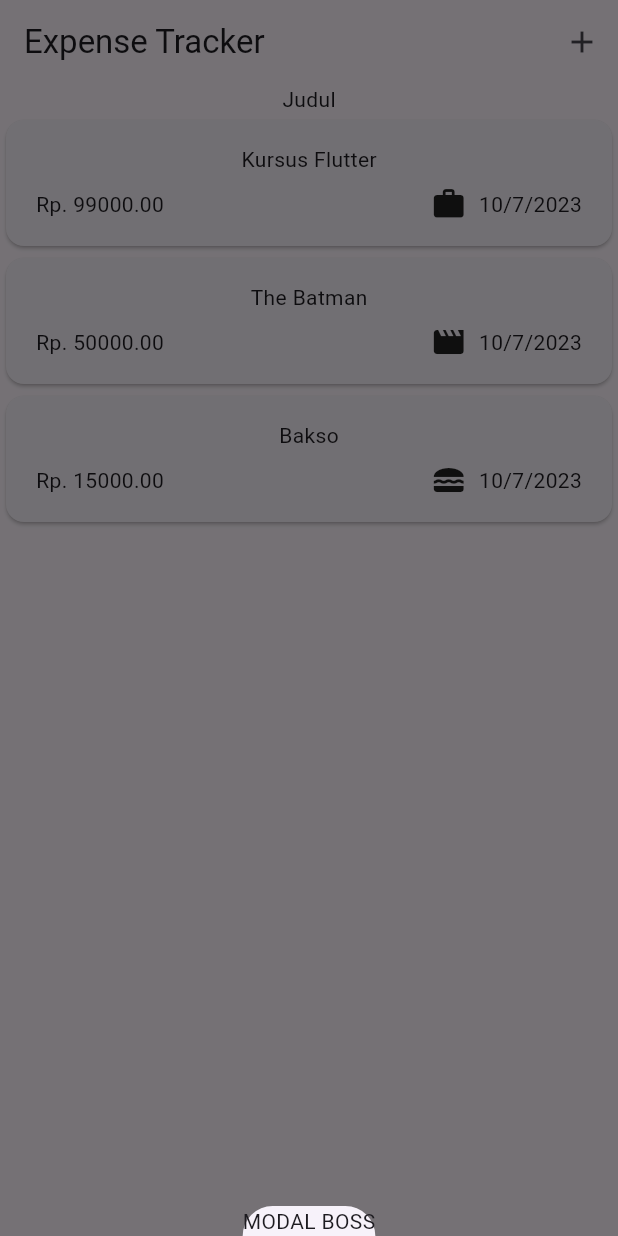
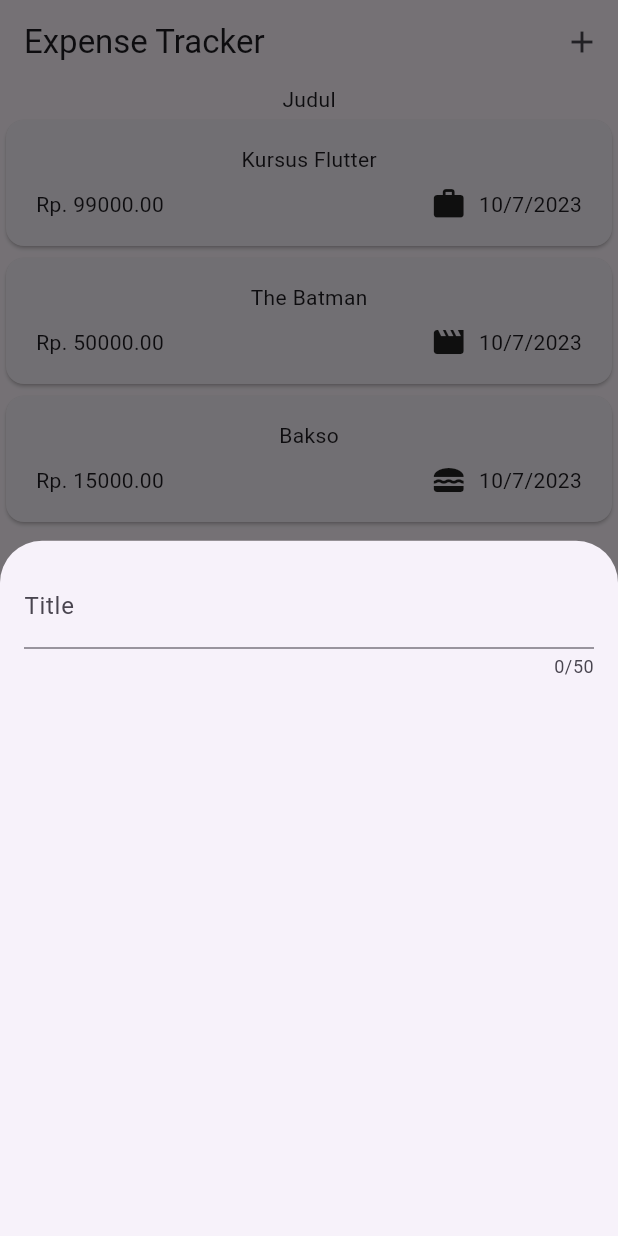
Before and after one commit to nisiyus/expense-tracker, a Flutter app: the screen it shows after launch, after a tap on the "add" icon, on a phone screen of 412 x 824 dp. Run offline on Flutter 3.47's test engine with Material 2 defaults, Android fonts, the phone set to English and light mode, and no system bars.

Commit message:
add title input

```diff
--- a/lib/widgets/expenses.dart
+++ b/lib/widgets/expenses.dart
@@ -1,4 +1,5 @@
 import 'package:expense_tracker/models/expense.dart';
+import 'package:expense_tracker/widgets/new_expense.dart';
 import 'package:flutter/material.dart';
 import 'package:expense_tracker/widgets/expenses_list/expenses_list.dart';
 
@@ -31,7 +32,7 @@ class _ExpensesState extends State<Expenses> {
   void _openAddExpenseOverlay() {
     showModalBottomSheet(
       context: context,
-      builder: (ctx) => const Text('MODAL BOSS'),
+      builder: (ctx) => const NewExpense(),
     );
   }
 
--- /dev/null
+++ b/lib/widgets/new_expense.dart
@@ -0,0 +1,25 @@
+import 'package:flutter/material.dart';
+
+class NewExpense extends StatefulWidget {
+  const NewExpense({super.key});
+
+  @override
+  State<NewExpense> createState() => _NewExpense();
+}
+
+class _NewExpense extends State<NewExpense> {
+  @override
+  Widget build(BuildContext context) {
+    return const Padding(
+      padding: EdgeInsets.all(16),
+      child: Column(
+        children: [
+          TextField(
+            maxLength: 50,
+            decoration: InputDecoration(label: Text('Title')),
+          )
+        ],
+      ),
+    );
+  }
+}
```
